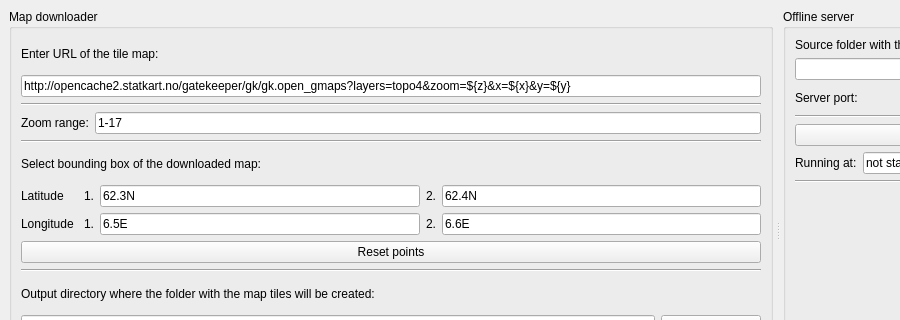
bsaid/QOfflineMapServer, file src/mapDownloader.ui: the form before one commit; both pictures show x 0 to 900 and y 0 to 320 of the 1242 by 699 pixel window.
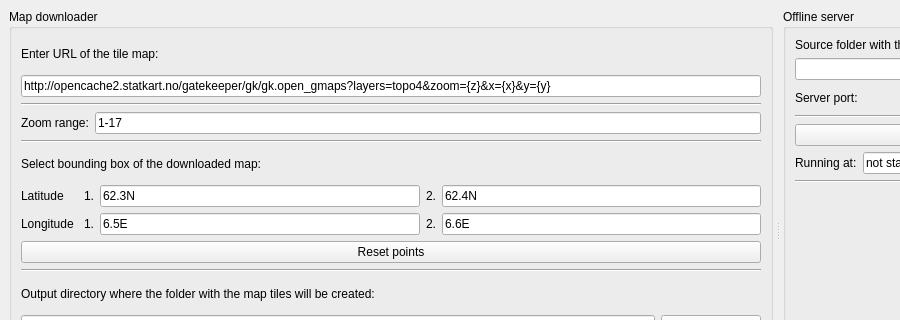
The form after the commit.

Commit message: Dollar sign note added to README.

```diff
--- a/src/mapDownloader.ui
+++ b/src/mapDownloader.ui
@@ -44,7 +44,7 @@
         <item>
          <widget class="QLineEdit" name="MapURL">
           <property name="text">
-           <string>http://opencache2.statkart.no/gatekeeper/gk/gk.open_gmaps?layers=topo4&amp;zoom=${z}&amp;x=${x}&amp;y=${y}</string>
+           <string>http://opencache2.statkart.no/gatekeeper/gk/gk.open_gmaps?layers=topo4&amp;zoom={z}&amp;x={x}&amp;y={y}</string>
           </property>
          </widget>
         </item>
```
Left out of the diff: 2 changed lines with no effect on the pictures. The commit also changes 1 other file.
